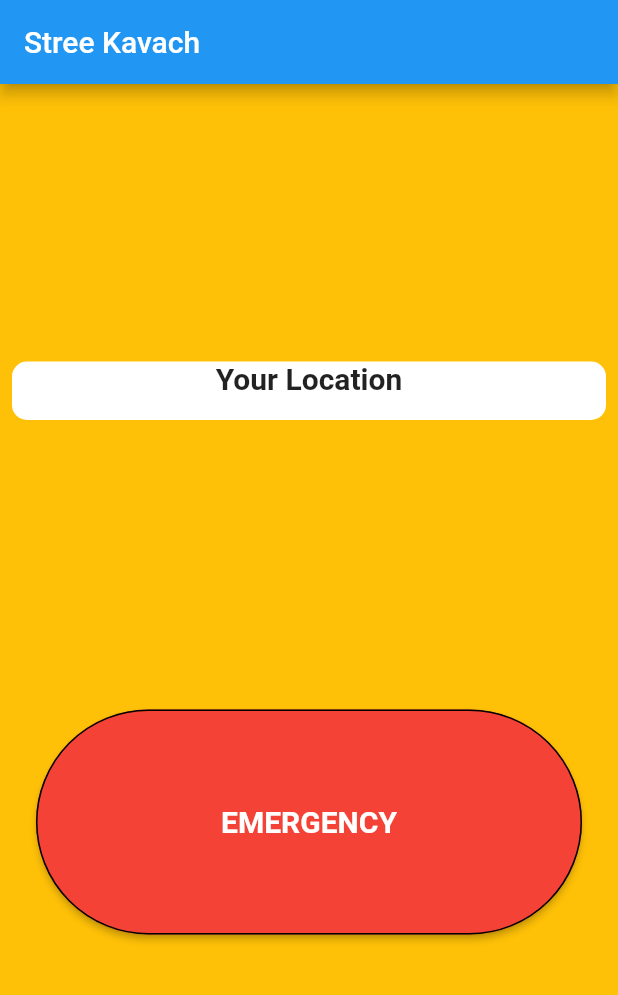
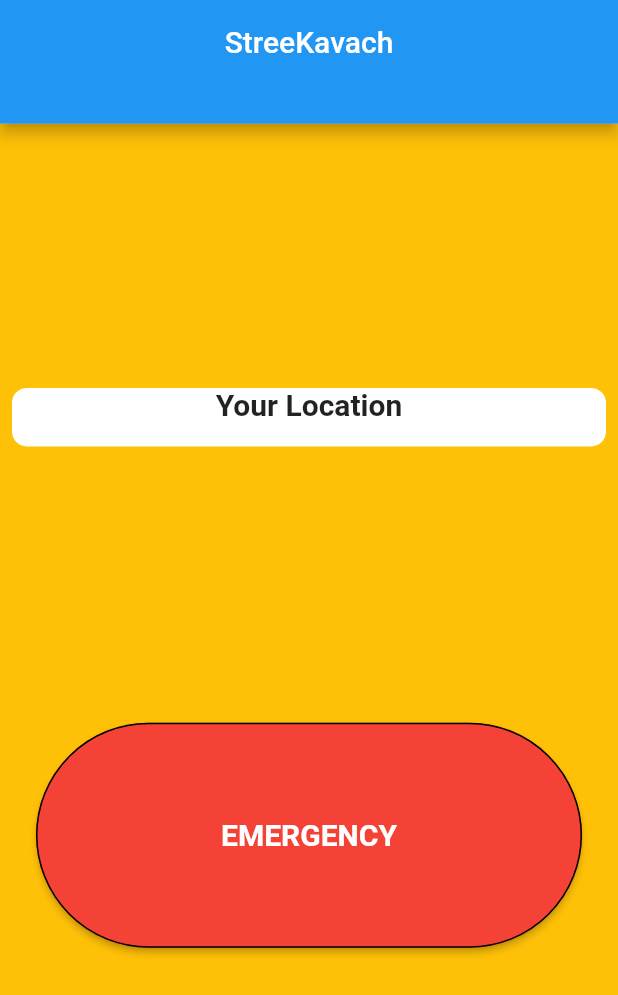
Before and after one commit to SanketSarmalkar/Stree_Kavach, a Flutter app: the screen it shows after launch, after a tap on "EMERGENCY", on a phone screen of 412 x 824 dp. Shown: the top 995 px of the screen. Run offline on Flutter 3.47's test engine with Material 2 defaults, Android fonts, the phone set to English and light mode, and no system bars; our stand-ins replace geocoding, get, google_maps_flutter, location, permission_handler; missing offline and left inert: flutter_phone_direct_caller, geocode, telephony.

Commit message:
appbar modification p1

```diff
--- /dev/null
+++ b/lib/components/app_bar_mode.dart
@@ -0,0 +1,23 @@
+import 'package:flutter/material.dart';
+
+class AppBarMode extends StatefulWidget with PreferredSizeWidget {
+  final String title;
+  AppBarMode({Key? key, required this.title}) : super(key: key);
+
+  @override
+  State<AppBarMode> createState() => _AppBarModeState();
+
+  @override
+  Size get preferredSize => const Size.fromHeight(kToolbarHeight);
+}
+
+class _AppBarModeState extends State<AppBarMode> {
+  @override
+  Widget build(BuildContext context) {
+    var deviceWidth = MediaQuery.of(context).size.width;
+    var deviceHeight = MediaQuery.of(context).size.height;
+    return AppBar(
+      title: Center(child: Text(widget.title)),
+    );
+  }
+}
--- a/lib/screens/home.dart
+++ b/lib/screens/home.dart
@@ -2,6 +2,7 @@
 
 import 'package:flutter/material.dart';
 import 'package:get/get.dart';
+import 'package:stree_kavach/components/app_bar_mode.dart';
 import 'package:stree_kavach/components/location_screen.dart';
 import 'package:stree_kavach/controller/geocoding_location.dart';
 import 'package:stree_kavach/controller/permissions_handler.dart';
@@ -23,9 +24,14 @@ class _HomeState extends State<Home> {
 
   @override
   Widget build(BuildContext context) {
+    var deviceWidth = MediaQuery.of(context).size.width;
+    var deviceHeight = MediaQuery.of(context).size.height;
     return Scaffold(
-      appBar: AppBar(
-        title: const Text("Stree Kavach"),
+      appBar: PreferredSize(
+        preferredSize: Size.fromHeight(deviceHeight * 0.1),
+        child: AppBarMode(
+          title: "StreeKavach",
+        ),
       ),
       body: Container(
           color: Colors.amber,
@@ -50,10 +56,10 @@ class _HomeState extends State<Home> {
                       await service.getLocation();
                       geocodingLocation.getPlacemark(
                           service.latitude, service.longitude);
-                      await service.sendSms();
-                      //await service.sendEmail();
-                      String temp = "";
-                      await service.makePhoneCall(temp);
+                      // await service.sendSms();
+                      // //await service.sendEmail();
+                      // String temp = "";
+                      // await service.makePhoneCall(temp);
                       // print(geocodingLocation.state.value);
                     },
                     child: const Text("EMERGENCY",
```
